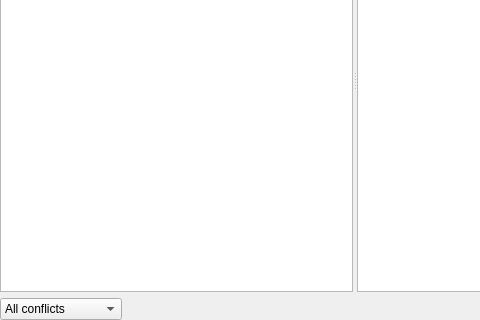
Above: src/BSPluginInfo/pluginrecordview.ui from Exit-9B/modorganizer-bsplugins before the change; both pictures show x 0 to 480 and y 133 to 453 of the 709 by 453 pixel window. Below: the same form after it.
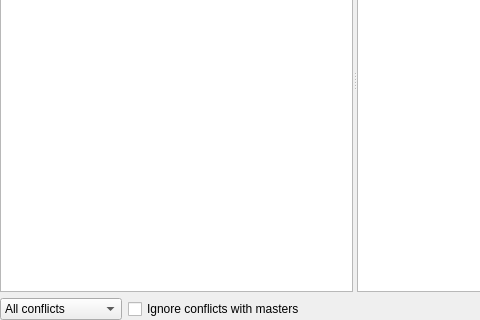
That is the form after the change.

Commit message: Add option to ignore conflicts with masters

What changed in the file:
```diff
--- a/src/BSPluginInfo/pluginrecordview.ui
+++ b/src/BSPluginInfo/pluginrecordview.ui
@@ -119,6 +119,13 @@
         </item>
        </widget>
       </item>
+      <item>
+       <widget class="QCheckBox" name="ignoreMasterConflicts">
+        <property name="text">
+         <string>Ignore conflicts with masters</string>
+        </property>
+       </widget>
+      </item>
       <item>
        <spacer name="horizontalSpacer_2">
         <property name="orientation">
```
The commit also changes 7 other files.
